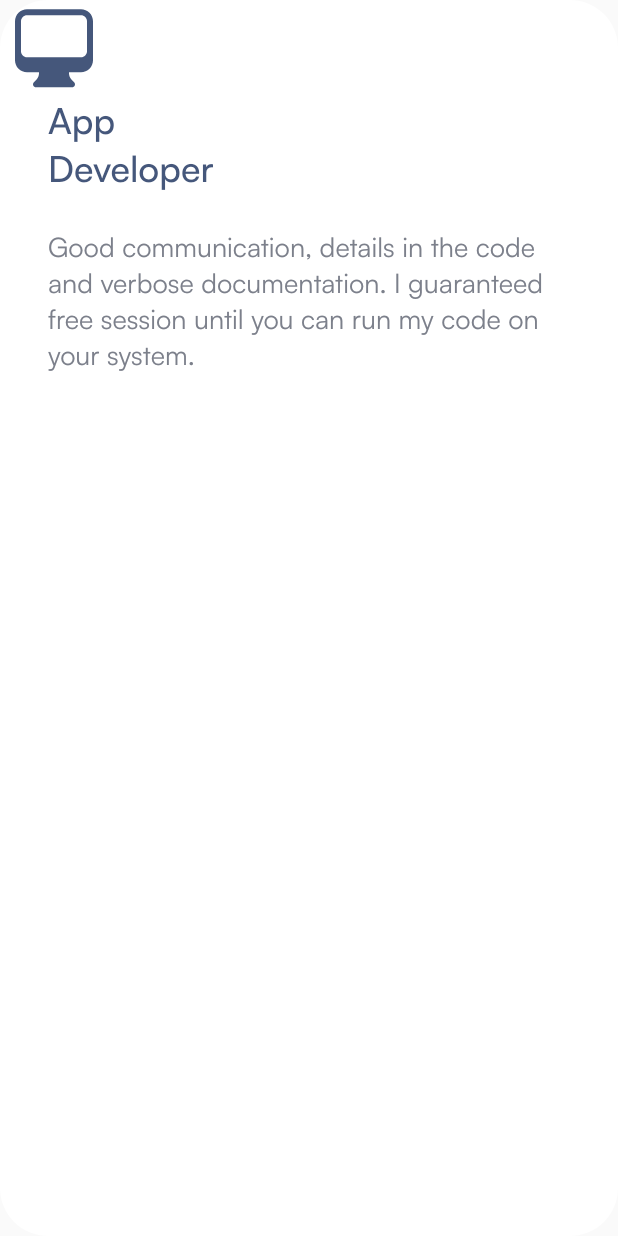
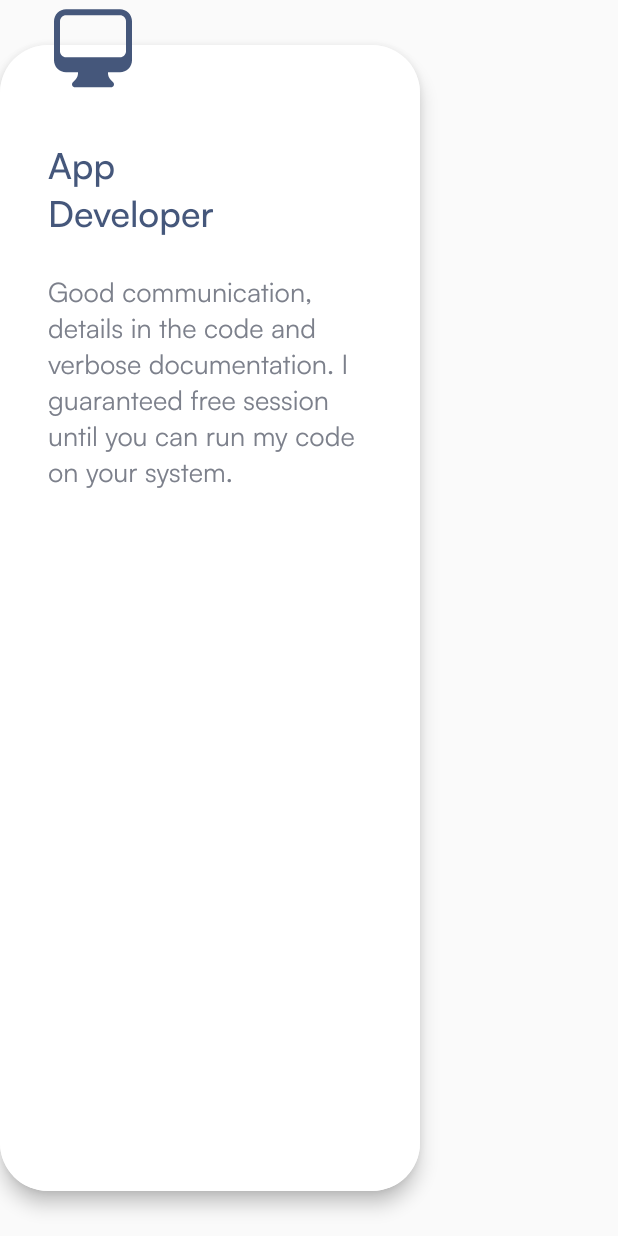
Before and after one commit to Mr-Talha110/my_portfolio, a Flutter app: the ServiceBox widget shown alone on an empty page, opened directly, on a phone screen of 412 x 824 dp. Run offline on Flutter 3.47's test engine with Material 3 defaults, Android fonts, the light colour scheme and no system bars; our stand-ins replace flutter_svg, responsive_builder.

Commit message:
complete service section

```diff
--- a/lib/constants/sizes.dart
+++ b/lib/constants/sizes.dart
@@ -51,7 +51,9 @@ class WebSize {
   static const double s102 = 102.0;
   static const double s104 = 104.0;
   static const double s160 = 160.0;
+  static const double s280 = 280.0;
   static const double s370 = 370.0;
+  static const double s474 = 474.0;
   static const double s500 = 500.0;
   static const double s880 = 880.0;
   static const double s1920 = 1920.0;
--- a/lib/widgets/service_box.dart
+++ b/lib/widgets/service_box.dart
@@ -16,12 +16,15 @@ class ServiceBox extends StatelessWidget {
 
   @override
   Widget build(BuildContext context) {
-    return Expanded(
+    return Stack(
+      children: [
+        Container(
+          width: WebSize.s280,
+          padding: const EdgeInsets.symmetric(vertical: WebSize.s30),
           child: Material(
             elevation: 5.0,
-        child: Stack(
-          children: [
-            Container(
+            borderRadius: const BorderRadius.all(Radius.circular(WebSize.s32)),
+            child: Container(
               decoration: BoxDecoration(
                   color: WebColors.white,
                   borderRadius: BorderRadius.circular(WebSize.s32)),
@@ -45,16 +48,16 @@ class ServiceBox extends StatelessWidget {
                 ],
               ),
             ),
+          ),
+        ),
         Positioned(
-              left: WebSize.s4,
+          left: WebSize.s30,
           child: SvgPicture.asset(
             icon,
             width: WebSize.s64,
           ),
         ),
       ],
-        ),
-      ),
     );
   }
 }
```
Also changed, not shown: lib/pages/home/components/services_section.dart (+26 -10 lines). Lines whose indentation alone changed are shown as unchanged.
